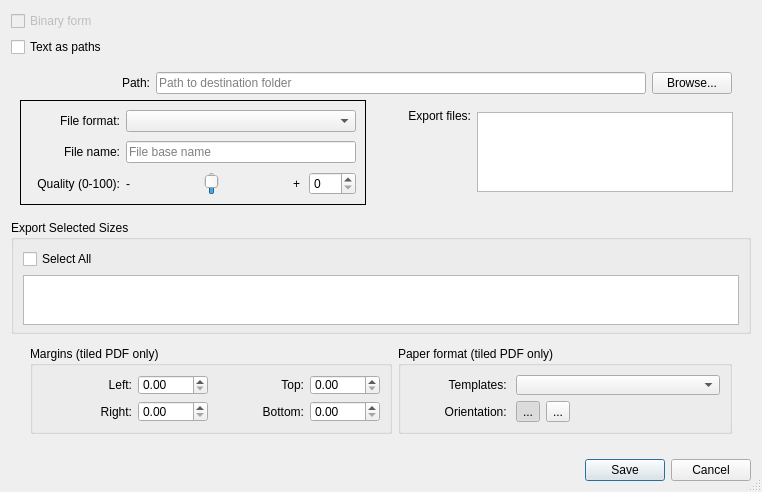
Old version of the form src/app/seamly2d/dialogs/export_layout_dialog.ui in the repository seamly/Seamly2D.
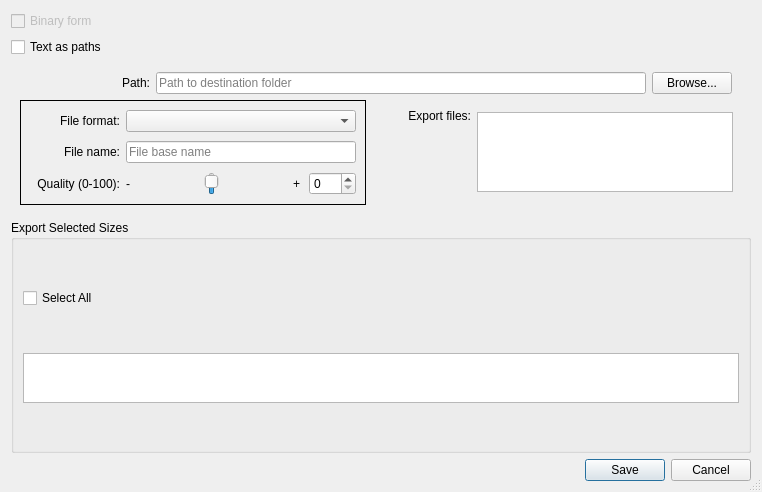
New version of the form. Icons and pictures are not drawn. Custom widgets are drawn as their Qt base class.

Commit message:
Remove printing and tiled PDF of the old Seamly2D layout
- File > Print, Print Tiled, Print Preview and Print Preview Tiled go;
  users print the PDF or PS export of SeamlyLayout
- Drop the tiled PDF format, its export dialog options and its settings
- Delete VPoster, its scissors icons and TST_VPoster
- Remove PreparePrinter and PageOrientation, used only by printing
- Test that the format list offers no tiled PDF

Diff of the .ui file:
```diff
--- a/src/app/seamly2d/dialogs/export_layout_dialog.ui
+++ b/src/app/seamly2d/dialogs/export_layout_dialog.ui
@@ -550,368 +550,6 @@
      </layout>
     </widget>
    </item>
-   <item>
-    <widget class="QWidget" name="tiledPDF_Widget" native="true">
-     <property name="enabled">
-      <bool>true</bool>
-     </property>
-     <property name="sizePolicy">
-      <sizepolicy hsizetype="Preferred" vsizetype="Expanding">
-       <horstretch>0</horstretch>
-       <verstretch>0</verstretch>
-      </sizepolicy>
-     </property>
-     <layout class="QVBoxLayout" name="verticalLayout_7">
-      <property name="topMargin">
-       <number>6</number>
-      </property>
-      <item>
-       <layout class="QHBoxLayout" name="horizontalLayout">
-        <property name="leftMargin">
-         <number>10</number>
-        </property>
-        <property name="rightMargin">
-         <number>10</number>
-        </property>
-        <item>
-         <widget class="QGroupBox" name="margins_GroupBox">
-          <property name="enabled">
-           <bool>true</bool>
-          </property>
-          <property name="sizePolicy">
-           <sizepolicy hsizetype="Expanding" vsizetype="Preferred">
-            <horstretch>0</horstretch>
-            <verstretch>0</verstretch>
-           </sizepolicy>
-          </property>
-          <property name="minimumSize">
-           <size>
-            <width>300</width>
-            <height>88</height>
-           </size>
-          </property>
-          <property name="maximumSize">
-           <size>
-            <width>16777215</width>
-            <height>16777215</height>
-           </size>
-          </property>
-          <property name="title">
-           <string>Margins (tiled PDF only)</string>
-          </property>
-          <property name="checkable">
-           <bool>false</bool>
-          </property>
-          <layout class="QVBoxLayout" name="verticalLayout_3">
-           <item>
-            <layout class="QHBoxLayout" name="margins_HorizontalLayout">
-             <item>
-              <layout class="QFormLayout" name="margins_FormLayout">
-               <item row="1" column="0">
-                <widget class="QLabel" name="rightField_Label">
-                 <property name="minimumSize">
-                  <size>
-                   <width>90</width>
-                   <height>0</height>
-                  </size>
-                 </property>
-                 <property name="text">
-                  <string>Right:</string>
-                 </property>
-                 <property name="alignment">
-                  <set>Qt::AlignRight|Qt::AlignTrailing|Qt::AlignVCenter</set>
-                 </property>
-                </widget>
-               </item>
-               <item row="1" column="1">
-                <widget class="QDoubleSpinBox" name="rightField_DoubleSpinBox">
-                 <property name="sizePolicy">
-                  <sizepolicy hsizetype="Preferred" vsizetype="Fixed">
-                   <horstretch>0</horstretch>
-                   <verstretch>0</verstretch>
-                  </sizepolicy>
-                 </property>
-                 <property name="minimumSize">
-                  <size>
-                   <width>70</width>
-                   <height>0</height>
-                  </size>
-                 </property>
-                </widget>
-               </item>
-               <item row="0" column="1">
-                <widget class="QDoubleSpinBox" name="leftField_DoubleSpinBox">
-                 <property name="sizePolicy">
-                  <sizepolicy hsizetype="Preferred" vsizetype="Fixed">
-                   <horstretch>0</horstretch>
-                   <verstretch>0</verstretch>
-                  </sizepolicy>
-                 </property>
-                 <property name="minimumSize">
-                  <size>
-                   <width>70</width>
-                   <height>0</height>
-                  </size>
-                 </property>
-                </widget>
-               </item>
-               <item row="0" column="0">
-                <widget class="QLabel" name="leftField_Label">
-                 <property name="minimumSize">
-                  <size>
-                   <width>90</width>
-                   <height>0</height>
-                  </size>
-                 </property>
-                 <property name="text">
-                  <string>Left:</string>
-                 </property>
-                 <property name="alignment">
-                  <set>Qt::AlignRight|Qt::AlignTrailing|Qt::AlignVCenter</set>
-                 </property>
-                </widget>
-               </item>
-              </layout>
-             </item>
-             <item>
-              <layout class="QFormLayout" name="formLayout_3">
-               <item row="0" column="0">
-                <widget class="QLabel" name="topField_Label">
-                 <property name="minimumSize">
-                  <size>
-                   <width>90</width>
-                   <height>0</height>
-                  </size>
-                 </property>
-                 <property name="text">
-                  <string>Top:</string>
-                 </property>
-                 <property name="alignment">
-                  <set>Qt::AlignRight|Qt::AlignTrailing|Qt::AlignVCenter</set>
-                 </property>
-                </widget>
-               </item>
-               <item row="0" column="1">
-                <widget class="QDoubleSpinBox" name="topField_DoubleSpinBox">
-                 <property name="sizePolicy">
-                  <sizepolicy hsizetype="Preferred" vsizetype="Fixed">
-                   <horstretch>0</horstretch>
-                   <verstretch>0</verstretch>
-                  </sizepolicy>
-                 </property>
-                 <property name="minimumSize">
-                  <size>
-                   <width>70</width>
-                   <height>0</height>
-                  </size>
-                 </property>
-                </widget>
-               </item>
-               <item row="1" column="0">
-                <widget class="QLabel" name="bottomField_Label">
-                 <property name="minimumSize">
-                  <size>
-                   <width>90</width>
-                   <height>0</height>
-                  </size>
-                 </property>
-                 <property name="text">
-                  <string>Bottom:</string>
-                 </property>
-                 <property name="alignment">
-                  <set>Qt::AlignRight|Qt::AlignTrailing|Qt::AlignVCenter</set>
-                 </property>
-                </widget>
-               </item>
-               <item row="1" column="1">
-                <widget class="QDoubleSpinBox" name="bottomField_DoubleSpinBox">
-                 <property name="sizePolicy">
-                  <sizepolicy hsizetype="Preferred" vsizetype="Fixed">
-                   <horstretch>0</horstretch>
-                   <verstretch>0</verstretch>
-                  </sizepolicy>
-                 </property>
-                 <property name="minimumSize">
-                  <size>
-                   <width>70</width>
-                   <height>0</height>
-                  </size>
-                 </property>
-                </widget>
-               </item>
-              </layout>
-             </item>
-            </layout>
-           </item>
-          </layout>
-         </widget>
-        </item>
-        <item>
-         <widget class="QGroupBox" name="paperFormat_GroupBox">
-          <property name="enabled">
-           <bool>true</bool>
-          </property>
-          <property name="sizePolicy">
-           <sizepolicy hsizetype="Expanding" vsizetype="Preferred">
-            <horstretch>0</horstretch>
-            <verstretch>0</verstretch>
-           </sizepolicy>
-          </property>
-          <property name="minimumSize">
-           <size>
-            <width>290</width>
-            <height>88</height>
-           </size>
-          </property>
-          <property name="maximumSize">
-           <size>
-            <width>16777215</width>
-            <height>16777215</height>
-           </size>
-          </property>
-          <property name="title">
-           <string>Paper format (tiled PDF only)</string>
-          </property>
-          <layout class="QVBoxLayout" name="verticalLayout">
-           <item>
-            <layout class="QFormLayout" name="paperFormat_FormLayout">
-             <item row="0" column="0">
-              <widget class="QLabel" name="templates_Label">
-               <property name="sizePolicy">
-                <sizepolicy hsizetype="Expanding" vsizetype="Preferred">
-                 <horstretch>0</horstretch>
-                 <verstretch>0</verstretch>
-                </sizepolicy>
-               </property>
-               <property name="minimumSize">
-                <size>
-                 <width>100</width>
-                 <height>0</height>
-                </size>
-               </property>
-               <property name="text">
-                <string>Templates: </string>
-               </property>
-               <property name="alignment">
-                <set>Qt::AlignRight|Qt::AlignTrailing|Qt::AlignVCenter</set>
-               </property>
-              </widget>
-             </item>
-             <item row="0" column="1">
-              <widget class="PageFormatCombobox" name="templates_ComboBox">
-               <property name="sizePolicy">
-                <sizepolicy hsizetype="Expanding" vsizetype="Fixed">
-                 <horstretch>0</horstretch>
-                 <verstretch>0</verstretch>
-                </sizepolicy>
-               </property>
-               <property name="minimumSize">
-                <size>
-                 <width>200</width>
-                 <height>0</height>
-                </size>
-               </property>
-              </widget>
-             </item>
-             <item row="1" column="0">
-              <widget class="QLabel" name="orientation_Label">
-               <property name="sizePolicy">
-                <sizepolicy hsizetype="Expanding" vsizetype="Preferred">
-                 <horstretch>0</horstretch>
-                 <verstretch>0</verstretch>
-                </sizepolicy>
-               </property>
-               <property name="minimumSize">
-                <size>
-                 <width>100</width>
-                 <height>0</height>
-                </size>
-               </property>
-               <property name="text">
-                <string>Orientation: </string>
-               </property>
-               <property name="alignment">
-                <set>Qt::AlignRight|Qt::AlignTrailing|Qt::AlignVCenter</set>
-               </property>
-              </widget>
-             </item>
-             <item row="1" column="1">
-              <layout class="QHBoxLayout" name="orientation_HorizontalLayout">
-               <item>
-                <widget class="QToolButton" name="portrait_ToolButton">
-                 <property name="text">
-                  <string notr="true">...</string>
-                 </property>
-                 <property name="icon">
-                  <iconset resource="../../../libs/vmisc/share/resources/icon.qrc">
-                   <normaloff>:/icon/16x16/portrait.png</normaloff>:/icon/16x16/portrait.png</iconset>
-                 </property>
-                 <property name="checkable">
-                  <bool>true</bool>
-                 </property>
-                 <property name="checked">
-                  <bool>true</bool>
-                 </property>
-                 <property name="autoExclusive">
-                  <bool>true</bool>
-                 </property>
-                </widget>
-               </item>
-               <item>
-                <widget class="QToolButton" name="landscape_ToolButton">
-                 <property name="text">
-                  <string notr="true">...</string>
-                 </property>
-                 <property name="icon">
-                  <iconset resource="../../../libs/vmisc/share/resources/icon.qrc">
-                   <normaloff>:/icon/16x16/landscape.png</normaloff>:/icon/16x16/landscape.png</iconset>
-                 </property>
-                 <property name="checkable">
-                  <bool>true</bool>
-                 </property>
-                 <property name="autoExclusive">
-                  <bool>true</bool>
-                 </property>
-                </widget>
-               </item>
-               <item>
-                <spacer name="horizontalSpacer_3">
-                 <property name="orientation">
-                  <enum>Qt::Horizontal</enum>
-                 </property>
-                 <property name="sizeHint" stdset="0">
-                  <size>
-                   <width>40</width>
-                   <height>20</height>
-                  </size>
-                 </property>
-                </spacer>
-               </item>
-              </layout>
-             </item>
-            </layout>
-           </item>
-          </layout>
-         </widget>
-        </item>
-       </layout>
-      </item>
-      <item>
-       <spacer name="verticalSpacer_2">
-        <property name="orientation">
-         <enum>Qt::Vertical</enum>
-        </property>
-        <property name="sizeHint" stdset="0">
-         <size>
-          <width>20</width>
-          <height>40</height>
-         </size>
-        </property>
-       </spacer>
-      </item>
-     </layout>
-    </widget>
-   </item>
    <item>
     <widget class="QDialogButtonBox" name="buttonBox">
      <property name="standardButtons">
@@ -927,11 +565,6 @@
    <extends>QComboBox</extends>
    <header>export_format_combobox.h</header>
   </customwidget>
-  <customwidget>
-   <class>PageFormatCombobox</class>
-   <extends>QComboBox</extends>
-   <header>page_format_combobox.h</header>
-  </customwidget>
  </customwidgets>
  <tabstops>
   <tabstop>binaryDXF_CheckBox</tabstop>
```
Left out of the diff: 7 changed lines with no effect on the pictures. The commit also changes 25 other files.
